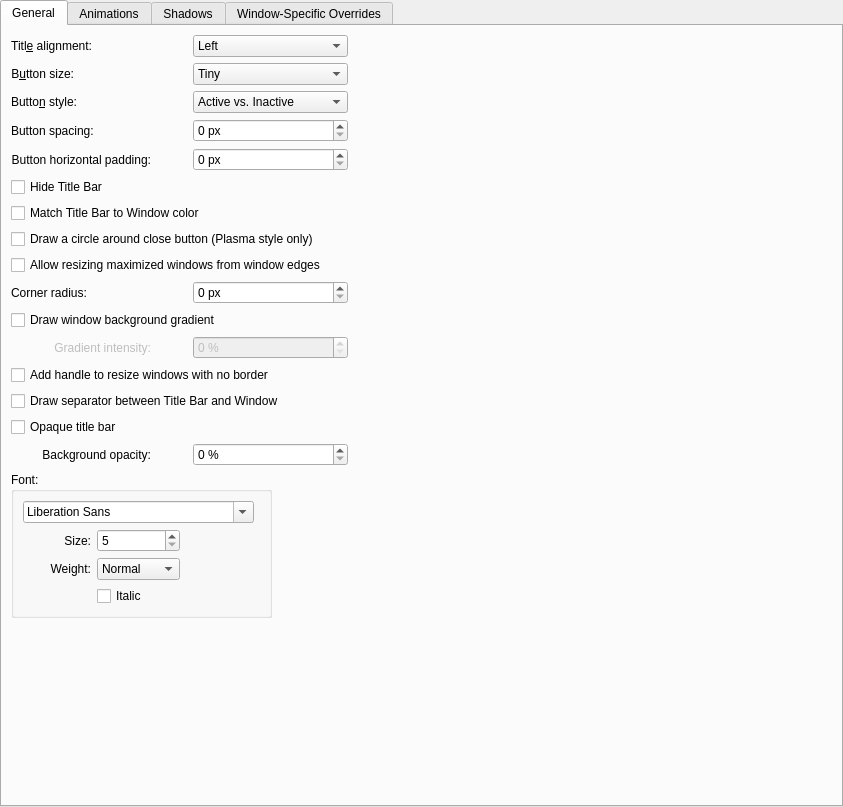
The window that config/ui/breezeconfigurationui.ui (kupiqu/SierraBreezeEnhanced) describes before a commit, drawn with Qt 5.
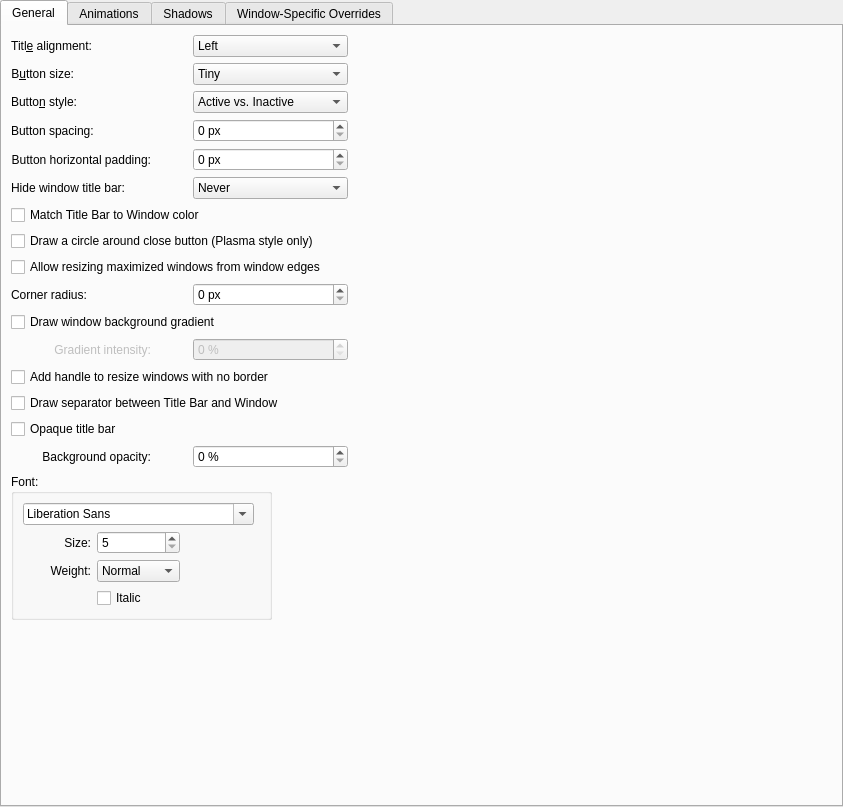
The same window after the commit. Custom widgets are drawn as their Qt base class.

Commit message: hide titlebar: never / maximized windows / always

```diff
--- a/config/ui/breezeconfigurationui.ui
+++ b/config/ui/breezeconfigurationui.ui
@@ -274,13 +274,38 @@
          </item>
         </widget>
        </item>
-       <item row="5" column="1" colspan="10">
-         <widget class="QCheckBox" name="hideTitleBar">
+       <item row="5" column="1" alignment="Qt::AlignLeft">
+         <widget class="QLabel" name="label_14">
            <property name="text">
-             <string>Hide Title Bar</string>
+             <string>Hide window title bar:</string>
+           </property>
+           <property name="alignment">
+             <set>Qt::AlignRight|Qt::AlignTrailing|Qt::AlignVCenter</set>
+           </property>
+           <property name="buddy">
+             <cstring>hideTitleBar</cstring>
            </property>
          </widget>
        </item>
+       <item row="5" column="8">
+         <widget class="QComboBox" name="hideTitleBar">
+         <item>
+          <property name="text">
+           <string>Never</string>
+          </property>
+         </item>
+         <item>
+          <property name="text">
+           <string>Maximized Windows</string>
+          </property>
+         </item>
+         <item>
+          <property name="text">
+           <string>Always</string>
+          </property>
+         </item>
+        </widget>
+       </item>
        <item row="6" column="1" colspan="10">
         <widget class="QCheckBox" name="matchColorForTitleBar">
          <property name="text">
```
Left out of the diff: 1 changed line with no effect on the pictures. The commit also changes 7 other files.
